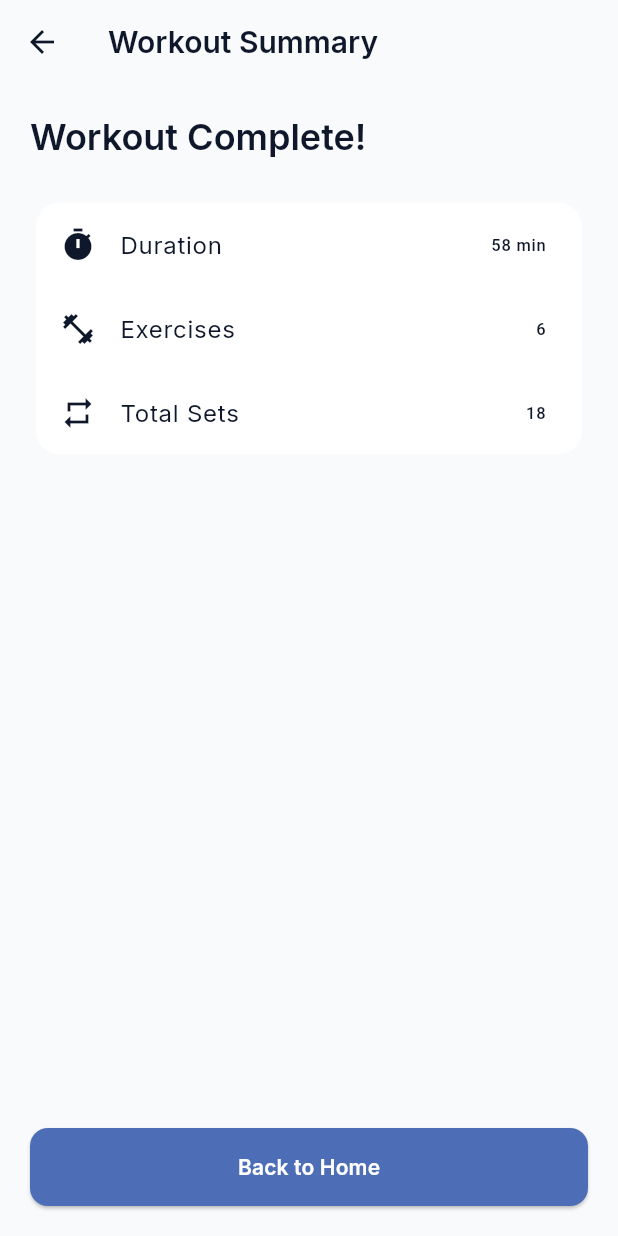
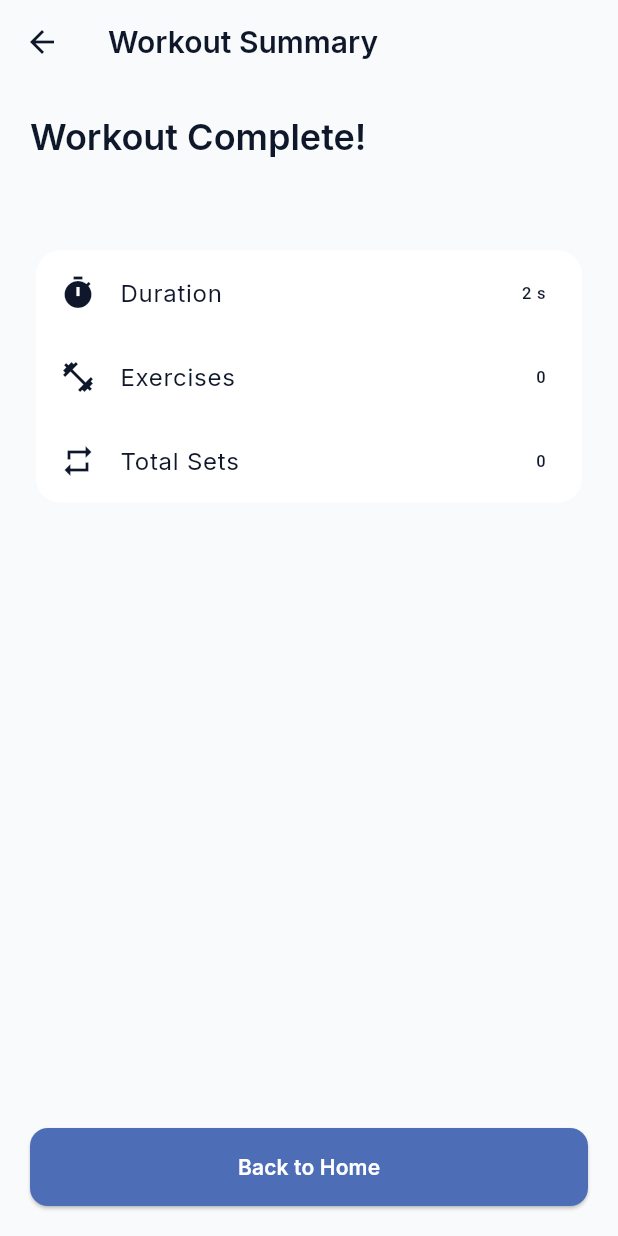
Before and after one commit to anejm/GymBook, a Flutter app: the ActiveWorkoutPage screen opened directly with empty values, after a tap on "Finish Workout", on a phone screen of 412 x 824 dp. Run offline on Flutter 3.47's test engine with Material 3 defaults, Android fonts, the phone set to English and light mode, and no system bars; our stand-ins replace google_fonts.

Commit message:
summary page

```diff
--- a/lib/main.dart
+++ b/lib/main.dart
@@ -5,7 +5,7 @@ import 'screens/home/home_page.dart';
 
 import 'screens/workout/workout_setup_page.dart';
 //import 'screens/workout/active_workout_page.dart';
-import 'screens/workout/workout_summary_page.dart';
+//import 'screens/workout/workout_summary_page.dart';
 import 'package:flutter/services.dart';
 
 import 'screens/history/history_page.dart';
@@ -49,7 +49,7 @@ class FitnessApp extends StatelessWidget {
 
         '/workout/setup': (context) => const WorkoutSetupPage(),
         //'/workout/active': (context) => const ActiveWorkoutPage(),
-        '/workout/summary': (context) => const WorkoutSummaryPage(),
+        //'/workout/summary': (context) => const WorkoutSummaryPage(),
 
         '/history': (context) => const HistoryPage(),
         '/history/details': (context) => const WorkoutDetailsPage(),
--- a/lib/screens/workout/active_workout_page.dart
+++ b/lib/screens/workout/active_workout_page.dart
@@ -1,6 +1,7 @@
 import 'package:flutter/material.dart';
 import 'dart:async';
 import '../../models/exercise.dart';
+import 'workout_summary_page.dart';
 
 class ActiveWorkoutPage extends StatefulWidget {
   final String workoutName;
@@ -83,6 +84,25 @@ class _ActiveWorkoutPageState
     return '$hours h : ${minutes.toString().padLeft(2, '0')} m : ${seconds.toString().padLeft(2, '0')} s';
   }
 
+  void finishWorkout() {
+  final totalSets = setControllers.values.fold(
+    0,
+    (total, controllers) => total + controllers.length,
+  );
+
+  Navigator.pushReplacement(
+    context,
+    MaterialPageRoute(
+      builder: (context) => WorkoutSummaryPage(
+        workoutName: widget.workoutName,
+        duration: seconds,
+        exerciseCount: widget.exercises.length,
+        totalSets: totalSets,
+      ),
+    ),
+  );
+}
+
   @override
   Widget build(BuildContext context) {
     return Scaffold(
@@ -94,6 +114,7 @@ class _ActiveWorkoutPageState
         actions: [
           IconButton(
             onPressed: () {
+              finishWorkout();
               Navigator.pushReplacementNamed(
                 context,
                 '/workout/summary',
@@ -229,7 +250,29 @@ class _ActiveWorkoutPageState
                           // --------------------------------
 
                           if (isExpanded) ...[
-                            const SizedBox(height: 16),
+                            const SizedBox(height: 10),
+
+                            SizedBox(
+                              width: double.infinity,
+                              height: 30,
+                              child: OutlinedButton.icon(
+                                onPressed: () {
+                                  setState(() {
+                                    getSetController(
+                                      index,
+                                      controllers.length,
+                                    );
+                                  });
+                                },
+                                icon: const Icon(Icons.add),
+                                label: const Text(
+                                  'Add Set',
+                                  style: TextStyle(fontSize: 14),
+                                ),
+                              ),
+                            ),
+
+                            const SizedBox(height: 10),
 
                             Row(
                               children: [
@@ -343,35 +386,7 @@ class _ActiveWorkoutPageState
                                 );
                               },
                             ),
-                            // --------------------------------
-                          // ADD SET
-                          // --------------------------------
 
-                          const SizedBox(height: 8),
-                            SizedBox(
-                              width: double.infinity,
-                              height: 42,
-
-                              child: OutlinedButton.icon(
-                                onPressed: () {
-                                  setState(() {
-                                    getSetController(
-                                      index,
-                                      controllers.length,
-                                    );
-                                  });
-                                },
-
-                                icon: const Icon(
-                                  Icons.add,
-                                ),
-
-                                label: const Text(
-                                  'Add Set',
-                                  style: TextStyle(fontSize: 14),
-                                ),
-                              ),
-                            ),
                           ],
                         ],
                       ),
@@ -391,6 +406,7 @@ class _ActiveWorkoutPageState
 
                 child: ElevatedButton(
                   onPressed: () {
+                    finishWorkout();
                     Navigator.pushReplacementNamed(
                       context,
                       '/workout/summary',
--- a/lib/screens/workout/workout_summary_page.dart
+++ b/lib/screens/workout/workout_summary_page.dart
@@ -1,7 +1,33 @@
 import 'package:flutter/material.dart';
 
 class WorkoutSummaryPage extends StatelessWidget {
-  const WorkoutSummaryPage({super.key});
+  final String workoutName;
+  final int duration;
+  final int exerciseCount;
+  final int totalSets;
+
+  const WorkoutSummaryPage({
+    super.key,
+    required this.workoutName,
+    required this.duration,
+    required this.exerciseCount,
+    required this.totalSets,
+  });
+
+  String formatTime(int totalSeconds) {
+    final hours = totalSeconds ~/ 3600;
+    final minutes = (totalSeconds % 3600) ~/ 60;
+    final seconds = totalSeconds % 60;
+
+    if (minutes <= 0) {
+      return '$seconds s';
+    }
+    if (hours <= 0) {
+      return '$minutes m : ${seconds.toString().padLeft(2, '0')} s';
+    }
+
+    return '$hours h : ${minutes.toString().padLeft(2, '0')} m : ${seconds.toString().padLeft(2, '0')} s';
+  }
 
   @override
   Widget build(BuildContext context) {
@@ -22,27 +48,34 @@ class WorkoutSummaryPage extends StatelessWidget {
               style: Theme.of(context).textTheme.headlineMedium,
             ),
 
+            const SizedBox(height: 8),
+
+            Text(
+              workoutName,
+              style: Theme.of(context).textTheme.titleMedium,
+            ),
+
             const SizedBox(height: 24),
 
-            const Card(
+            Card(
               child: Column(
                 children: [
                   ListTile(
-                    leading: Icon(Icons.timer),
-                    title: Text('Duration'),
-                    trailing: Text('58 min'),
+                    leading: const Icon(Icons.timer),
+                    title: const Text('Duration'),
+                    trailing: Text(formatTime(duration)),
                   ),
 
                   ListTile(
-                    leading: Icon(Icons.fitness_center),
-                    title: Text('Exercises'),
-                    trailing: Text('6'),
+                    leading: const Icon(Icons.fitness_center),
+                    title: const Text('Exercises'),
+                    trailing: Text('$exerciseCount'),
                   ),
 
                   ListTile(
-                    leading: Icon(Icons.repeat),
-                    title: Text('Total Sets'),
-                    trailing: Text('18'),
+                    leading: const Icon(Icons.repeat),
+                    title: const Text('Total Sets'),
+                    trailing: Text('$totalSets'),
                   ),
                 ],
               ),
@@ -50,7 +83,9 @@ class WorkoutSummaryPage extends StatelessWidget {
 
             const Spacer(),
 
-            ElevatedButton(
+            SizedBox(
+              width: double.infinity,
+              child: ElevatedButton(
                 onPressed: () {
                   Navigator.pushNamedAndRemoveUntil(
                     context,
@@ -63,6 +98,7 @@ class WorkoutSummaryPage extends StatelessWidget {
                   'Back to Home',
                 ),
               ),
+            ),
           ],
         ),
       ),
```
Lines whose indentation alone changed are shown as unchanged.
